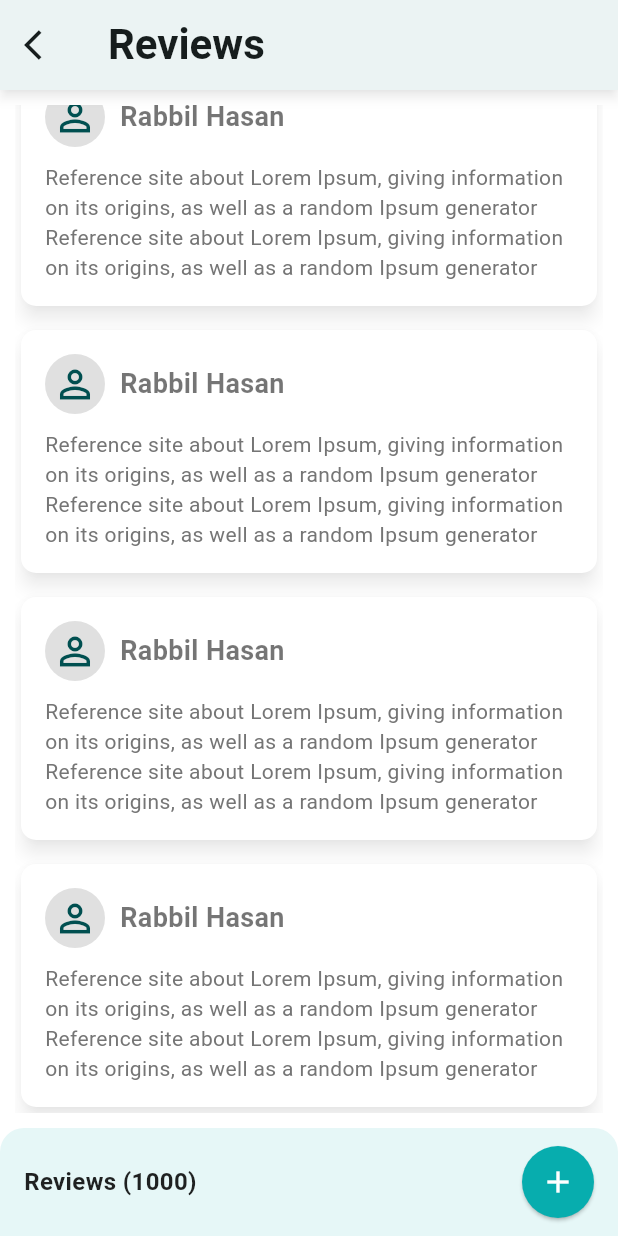
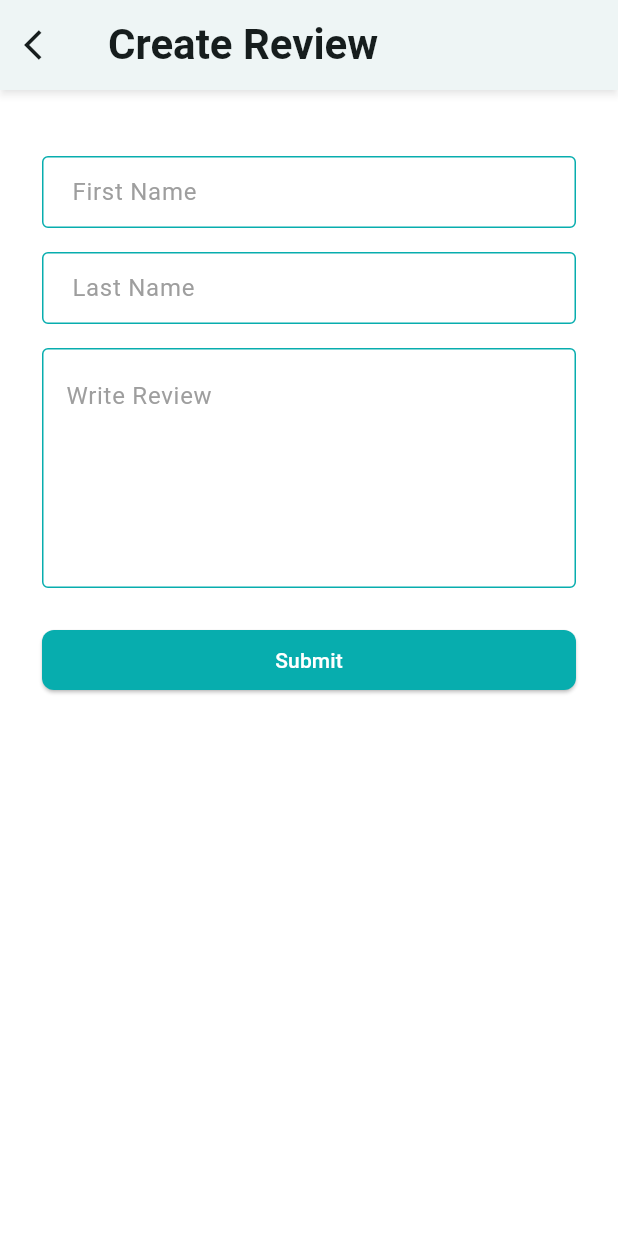
Before and after one commit to Rasheduzzaman-Rochi/ecommerce_app, a Flutter app: the ProductReviewScreen screen opened directly, scrolled down 210 dp, after a tap on the "add" icon, on a phone screen of 412 x 824 dp. Run offline on Flutter 3.47's test engine with Material 3 defaults, Android fonts, the phone set to English and light mode, and no system bars; our stand-ins replace carousel_slider, firebase_core, firebase_crashlytics, flutter_svg, get, pin_code_fields; accounts and stored records are empty; generated files the repository leaves out were written again.

Commit message:
create_review_screen

```diff
--- a/lib/app/app_routes.dart
+++ b/lib/app/app_routes.dart
@@ -6,6 +6,7 @@ import 'package:flutter/material.dart';
 import '../features/auth/ui/screens/sign_in_screen.dart';
 import '../features/auth/ui/screens/verify_OTP_screen.dart';
 import '../features/common/ui/Screens/main_bottom_nav_bar_screen.dart';
+import '../features/products/ui/screens/create_review_screen.dart';
 import '../features/products/ui/screens/product_details_screen.dart';
 
 class AppRoutes {
@@ -28,6 +29,8 @@ class AppRoutes {
       route = const ProductDetailsScreen();
     } else if (settings.name == ProductReviewScreen.name) {
       route = const ProductReviewScreen();
+    } else if (settings.name == CreateReviewScreen.name) {
+      route = const CreateReviewScreen();
     } else {
       route = const SplashScreen();
     }
--- /dev/null
+++ b/lib/features/products/ui/screens/create_review_screen.dart
@@ -0,0 +1,105 @@
+import 'package:ecommerce_app/core/extensions/localization_extension.dart';
+import 'package:flutter/material.dart';
+import 'package:get/get.dart';
+import 'package:get/get_core/src/get_main.dart';
+
+class CreateReviewScreen extends StatefulWidget {
+  const CreateReviewScreen({super.key});
+
+  static const String name = '/create-review-screen';
+
+  @override
+  State<CreateReviewScreen> createState() => _CreateReviewScreenState();
+}
+
+class _CreateReviewScreenState extends State<CreateReviewScreen> {
+  final TextEditingController _firstNameTEController = TextEditingController();
+  final TextEditingController _lastNameTEController = TextEditingController();
+  final TextEditingController _writeReviewTEController =
+      TextEditingController();
+
+  final GlobalKey<FormState> _formKey = GlobalKey<FormState>();
+
+  @override
+  Widget build(BuildContext context) {
+    return WillPopScope(
+      onWillPop: () async {
+        Get.back();
+        return false;
+      },
+      child: Scaffold(
+        appBar: AppBar(
+          title: const Text("Create Review"),
+          toolbarHeight: 60,
+          elevation: 2,
+          backgroundColor: Colors.white,
+          shadowColor: Colors.black38,
+          leading: IconButton(
+            onPressed: () {
+              Get.back();
+            },
+            icon: const Icon(Icons.arrow_back_ios),
+          ),
+        ),
+        body: SingleChildScrollView(
+          child: Padding(
+            padding: const EdgeInsets.all(28.0),
+            child: Form(
+              key: _formKey,
+              child: Column(
+                crossAxisAlignment: CrossAxisAlignment.start,
+                children: [
+                  const SizedBox(height: 16),
+                  TextFormField(
+                    controller: _firstNameTEController,
+                    textInputAction: TextInputAction.next,
+                    decoration: InputDecoration(
+                      hintText: context.localization.firstName,
+                    ),
+                  ),
+                  const SizedBox(height: 16),
+                  TextFormField(
+                    controller: _lastNameTEController,
+                    textInputAction: TextInputAction.next,
+                    decoration: InputDecoration(
+                      hintText: context.localization.lastName,
+                    ),
+                  ),
+                  const SizedBox(height: 16),
+                  TextFormField(
+                    controller: _writeReviewTEController,
+                    maxLines: 5,
+                    decoration: InputDecoration(
+                      hintText: ('Write Review'),
+                      contentPadding: EdgeInsets.symmetric(
+                        horizontal: 12,
+                        vertical: 20,
+                      ),
+                    ),
+                  ),
+                  const SizedBox(height: 24),
+                  ElevatedButton(
+                    onPressed: _onTapSubmitButton,
+                    child: Text("Submit"),
+                  ),
+                ],
+              ),
+            ),
+          ),
+        ),
+      ),
+    );
+  }
+
+  void _onTapSubmitButton() {
+    Get.back();
+  }
+
+  @override
+  void dispose() {
+    _firstNameTEController.dispose();
+    _lastNameTEController.dispose();
+    _writeReviewTEController.dispose();
+    super.dispose();
+  }
+}
--- a/lib/features/products/ui/screens/product_review_screen.dart
+++ b/lib/features/products/ui/screens/product_review_screen.dart
@@ -1,4 +1,4 @@
-import 'package:ecommerce_app/features/products/ui/screens/product_details_screen.dart';
+import 'package:ecommerce_app/features/products/ui/screens/create_review_screen.dart';
 import 'package:flutter/material.dart';
 import 'package:get/get.dart';
 import '../../../../app/app_colors.dart';
@@ -17,7 +17,7 @@ class _ProductReviewScreenState extends State<ProductReviewScreen> {
     return {
       'name': 'Rabbil Hasan',
       'review':
-      'Reference site about Lorem Ipsum, giving information on its origins, as well as a random Ipsum generator Reference site about Lorem Ipsum, giving information on its origins, as well as a random Ipsum generator',
+          'Reference site about Lorem Ipsum, giving information on its origins, as well as a random Ipsum generator Reference site about Lorem Ipsum, giving information on its origins, as well as a random Ipsum generator',
     };
   });
 
@@ -37,7 +37,7 @@ class _ProductReviewScreenState extends State<ProductReviewScreen> {
           shadowColor: Colors.black38,
           leading: IconButton(
             onPressed: () {
-              Get.back(); // অ্যাপবারের back বাটনে back
+              Get.back();
             },
             icon: const Icon(Icons.arrow_back_ios),
           ),
@@ -46,12 +46,14 @@ class _ProductReviewScreenState extends State<ProductReviewScreen> {
           children: [
             Expanded(
               child: Padding(
-                padding:
-                const EdgeInsets.symmetric(horizontal: 10, vertical: 10),
+                padding: const EdgeInsets.symmetric(
+                  horizontal: 10,
+                  vertical: 10,
+                ),
                 child: ListView.separated(
                   itemCount: reviews.length,
-                  separatorBuilder: (context, index) =>
-                  const SizedBox(height: 8),
+                  separatorBuilder:
+                      (context, index) => const SizedBox(height: 8),
                   itemBuilder: (context, index) {
                     final review = reviews[index];
                     return Card(
@@ -102,7 +104,6 @@ class _ProductReviewScreenState extends State<ProductReviewScreen> {
               ),
             ),
 
-            // নিচের অংশ: রিভিউ কাউন্ট ও অ্যাড বাটন
             _buildReviewsSection(),
           ],
         ),
@@ -142,7 +143,7 @@ class _ProductReviewScreenState extends State<ProductReviewScreen> {
                 ),
               ),
               onPressed: () {
-                // Add your add-review functionality here
+                Get.toNamed(CreateReviewScreen.name);
               },
               child: const Icon(Icons.add, size: 24),
             ),
```
